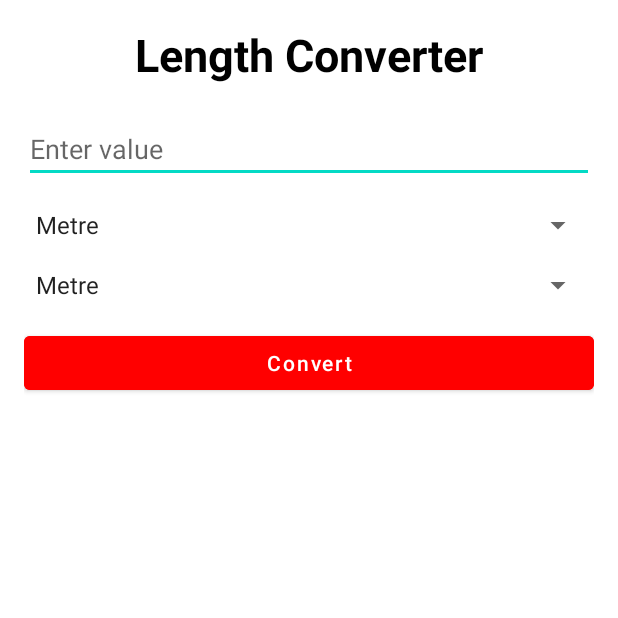
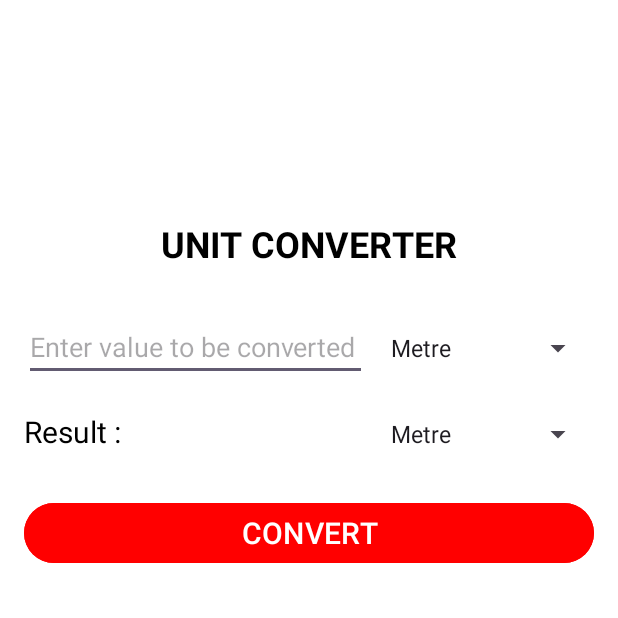
Before and after one commit to angelrao/MADproject1_angel, an Android app: the screen it shows after launch (MainActivity), on a phone screen of 412 x 824 dp, the top half of it. Run offline under Robolectric (Android 15) with nearby library versions, the phone set to English and light mode, and no system bars.

Commit message:
updating the color and layout

```diff
--- a/app/src/main/AndroidManifest.xml
+++ b/app/src/main/AndroidManifest.xml
@@ -10,7 +10,7 @@
         android:label="@string/app_name"
         android:roundIcon="@mipmap/ic_launcher_round"
         android:supportsRtl="true"
-        android:theme="@style/Theme.AngelMAD"
+        android:theme="@style/Theme.MADproject1_angel"
         tools:targetApi="31">
         <activity
             android:name=".MainActivity"
--- a/app/src/main/res/layout/activity_main.xml
+++ b/app/src/main/res/layout/activity_main.xml
@@ -8,46 +8,76 @@
     android:background="@android:color/white"
     tools:context=".MainActivity">
 
+    <!-- App Heading: UNIT CONVERTER -->
     <TextView
         android:layout_width="wrap_content"
         android:layout_height="wrap_content"
-        android:text="Length Converter"
-        android:textSize="30sp"
+        android:text="UNIT CONVERTER"
+        android:textSize="24sp"
         android:textStyle="bold"
         android:textColor="#000000"
         android:layout_gravity="center_horizontal"
-        android:layout_marginBottom="20dp" />
+        android:layout_marginBottom="30dp"
+        android:layout_marginTop="130dp" />
 
-    <EditText
-        android:id="@+id/inputValue"
+    <!-- Row 1: Input Value Field and From Unit Dropdown -->
+    <LinearLayout
         android:layout_width="match_parent"
         android:layout_height="wrap_content"
-        android:hint="Enter value"
-        android:inputType="numberDecimal"
-        android:layout_marginBottom="16dp" />
+        android:orientation="horizontal"
+        android:layout_marginBottom="20dp">
 
-    <Spinner
-        android:id="@+id/fromUnitSpinner"
+        <!-- Input Field to Enter Value -->
+        <EditText
+            android:id="@+id/inputValue"
+            android:layout_width="0dp"
+            android:layout_weight="1"
+            android:layout_height="wrap_content"
+            android:hint="Enter value to be converted"
+            android:inputType="numberDecimal" />
+
+        <!-- Spinner to Select From Unit -->
+        <Spinner
+            android:id="@+id/fromUnitSpinner"
+            android:layout_width="wrap_content"
+            android:layout_height="wrap_content"
+            android:layout_marginStart="8dp" />
+    </LinearLayout>
+
+    <!-- Row 2: Result Display and To Unit Dropdown -->
+    <LinearLayout
         android:layout_width="match_parent"
         android:layout_height="wrap_content"
-        android:layout_marginBottom="16dp" />
+        android:orientation="horizontal"
+        android:layout_marginBottom="30dp">
 
-    <Spinner
-        android:id="@+id/toUnitSpinner"
-        android:layout_width="match_parent"
-        android:layout_height="wrap_content"
-        android:layout_marginBottom="16dp" />
+        <!-- TextView to Show Result -->
+        <TextView
+            android:id="@+id/resultText"
+            android:layout_width="0dp"
+            android:layout_weight="1"
+            android:layout_height="wrap_content"
+            android:text="Result : "
+            android:textSize="20sp"
+            android:textColor="#000000" />
 
+        <!-- Spinner to Select To Unit -->
+        <Spinner
+            android:id="@+id/toUnitSpinner"
+            android:layout_width="wrap_content"
+            android:layout_height="wrap_content"
+            android:layout_marginStart="8dp" />
+    </LinearLayout>
+
+    <!-- Convert Button to Perform Unit Conversion -->
     <Button
         android:id="@+id/convertButton"
         android:layout_width="match_parent"
         android:layout_height="wrap_content"
-        android:text="Convert"
+        android:text="CONVERT"
+        android:textSize="20sp"
         android:textAllCaps="false"
-        android:layout_marginBottom="16dp"
         android:backgroundTint="#ff0000"
         android:textColor="#ffffff" />
 
-
-
 </LinearLayout>
--- a/app/src/main/res/values/colors.xml
+++ b/app/src/main/res/values/colors.xml
@@ -1,7 +1,5 @@
 <?xml version="1.0" encoding="utf-8"?>
 <resources>
-    <color name="white">#FFFFFF</color>
-    <color name="black">#000000</color>
-    <color name="pink">#FF4081</color>
-
+    <color name="black">#FF000000</color>
+    <color name="white">#FFFFFFFF</color>
 </resources>
--- /dev/null
+++ b/app/src/main/res/values/ids.xml
@@ -0,0 +1,4 @@
+<?xml version="1.0" encoding="utf-8"?>
+<resources>
+    <item name="resultText" type="id" />
+</resources>
--- a/app/src/main/res/values/themes.xml
+++ b/app/src/main/res/values/themes.xml
@@ -1,19 +1,9 @@
 <resources xmlns:tools="http://schemas.android.com/tools">
-
-    <!-- App Theme -->
-    <style name="Theme.AngelMAD" parent="Theme.MaterialComponents.Light.NoActionBar">
-        <!-- Customize your theme here. -->
-        <item name="colorPrimary">#1976D2</item>
-        <item name="colorPrimaryVariant">#1565C0</item>
-        <item name="colorOnPrimary">#FFFFFF</item>
-        <item name="colorSecondary">#03DAC5</item>
-        <item name="android:statusBarColor" tools:targetApi="l">#1565C0</item>
+    <!-- Base application theme. -->
+    <style name="Base.Theme.MADproject1_angel" parent="Theme.Material3.DayNight.NoActionBar">
+        <!-- Customize your light theme here. -->
+        <!-- <item name="colorPrimary">@color/my_light_primary</item> -->
     </style>
 
-    <!-- Spinner Style -->
-    <style name="SpinnerBackgroundLight" parent="Widget.AppCompat.Spinner">
-        <item name="android:background">@android:drawable/btn_dropdown</item>
-        <item name="android:popupBackground">#FFFFFF</item>
-    </style>
-
+    <style name="Theme.MADproject1_angel" parent="Base.Theme.MADproject1_angel" />
 </resources>
```
